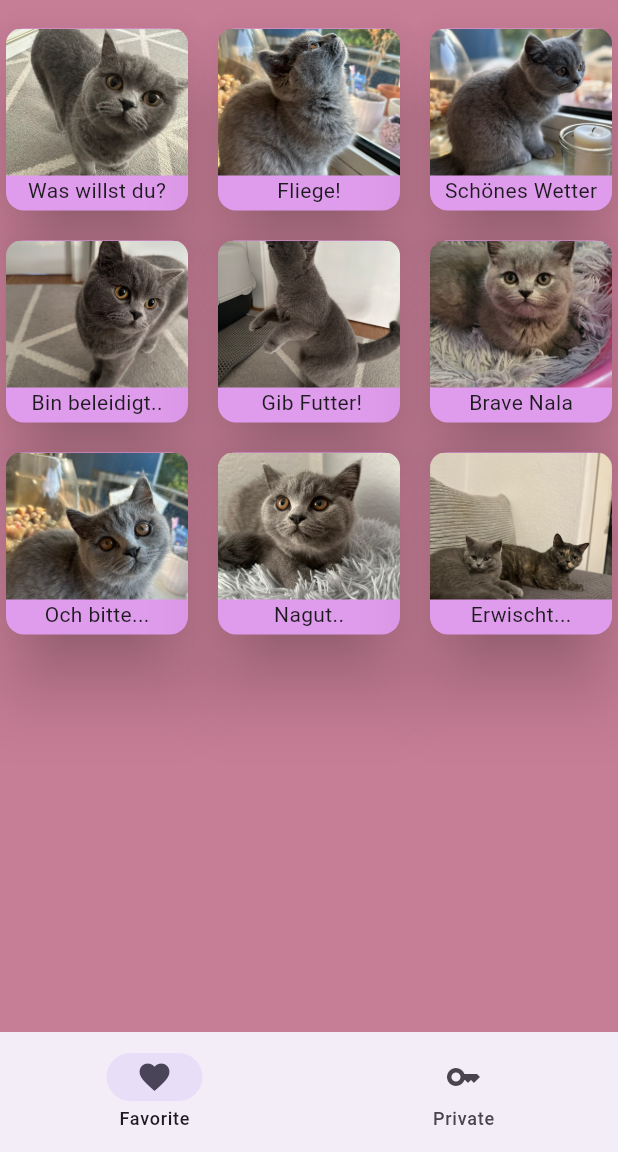
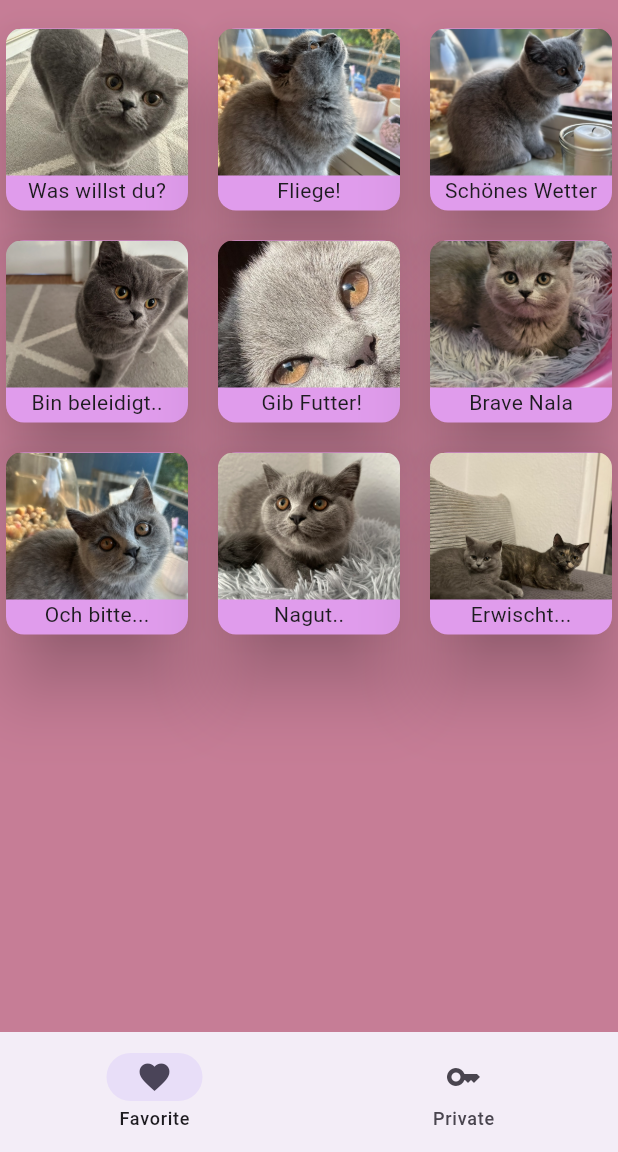
Before and after one commit to melikeaygul/BellasGallery, a Flutter app: the screen it shows after launch, on a phone screen of 412 x 824 dp, the part 84-1236 px from its top. Run offline on Flutter 3.47's test engine with Material 3 defaults, Android fonts, the phone set to English and light mode, and no system bars; Roboto replaces fonts that are missing (DancingScript).

Commit message:
Ordner Struktur

```diff
--- a/lib/gallery_data.dart
+++ b/lib/gallery_data.dart
@@ -48,7 +48,7 @@ Du darfst jetzt wieder um Vergebung betteln.''',
 Ihre Augen verfolgen jede deiner Bewegungen mit dramatischer Intensität.
 „Fütter mich oder es gibt Konsequenzen – und du weißt, wie schnell ich auf die Tastatur pinkeln könnte.“
 Ein Napf, ein Dreamie – und alles ist vergeben.''',
-    imagePath: 'assets/img/DA4A5FB8-A56E-495C-80A4-EBD35864C914_1_105_c.jpeg',
+    imagePath: 'assets/img/9ED68BD1-570D-41B5-ADCF-48A2A98E5B88_1_105_c.jpeg',
   ),
   GalleryItem(
     imageTitle: 'Brave Nala',
```
Also changed, not shown: lib/src/main.dart (renamed from lib/main.dart).
